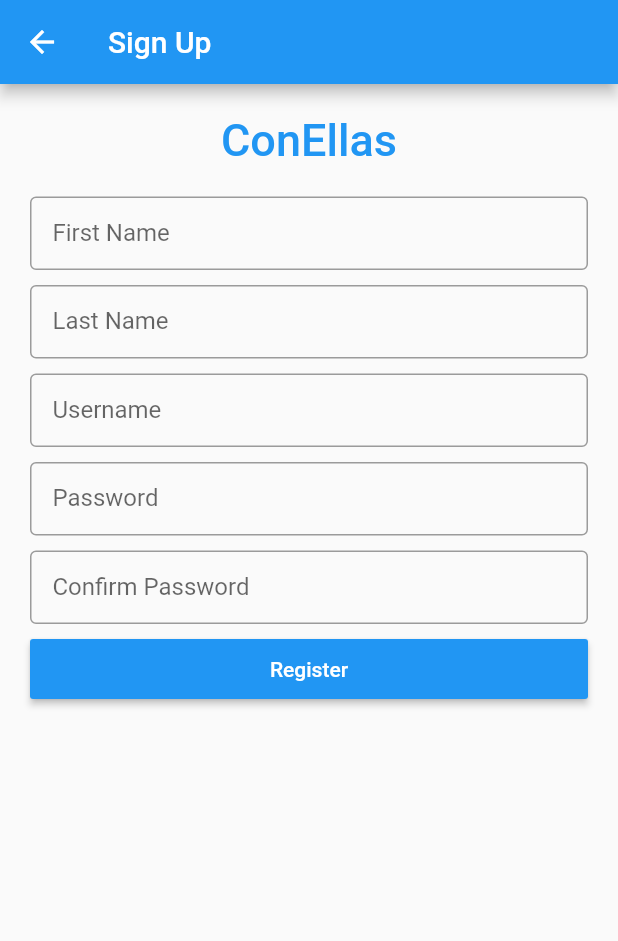
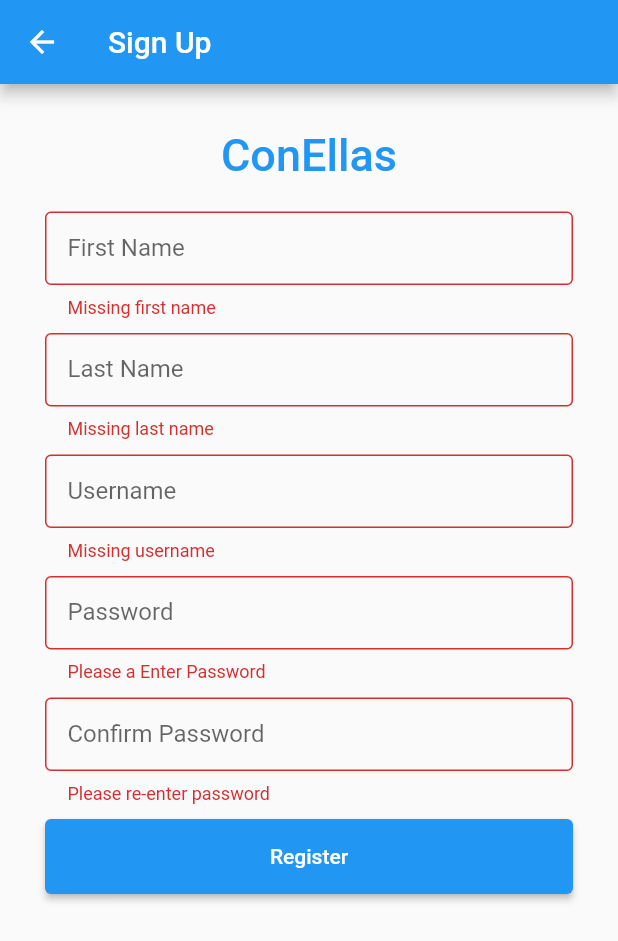
Before and after one commit to egal-finance-pbc/egal, a Flutter app: the SignUpPage screen opened by its route, after a tap on "Register", on a phone screen of 412 x 824 dp. Shown: the top 941 px of the screen. Run offline on Flutter 3.47's test engine with Material 2 defaults, Android fonts, the phone set to English and light mode, and no system bars.

Commit message:
adding password validations

```diff
--- a/mobile/conellas/lib/pages/signup.dart
+++ b/mobile/conellas/lib/pages/signup.dart
@@ -1,4 +1,5 @@
 import 'package:flutter/material.dart';
+
 
 class SignUpPage extends StatefulWidget {
   @override
@@ -13,7 +14,7 @@ class _SignUpPageState extends State<SignUpPage> {
         title: Text('Sign Up'),
       ),
       body: Padding(
-        padding: EdgeInsets.all(10),
+        padding: EdgeInsets.all(20),
         child: ListView(
           children: <Widget>[
             Container(
@@ -28,14 +29,44 @@ class _SignUpPageState extends State<SignUpPage> {
                 ),
               ),
             ),
-            Container(
+            SignInForm(),
+          ],
+        ),
+      ),
+    );
+  }
+}
+
+class SignInForm extends StatefulWidget {
+  @override
+  SignInFormState createState() {
+    return SignInFormState();
+  }
+}
+
+class SignInFormState extends State<SignInForm> {
+  final _formKey = GlobalKey<FormState>();
+
+   //TextController to read text entered in text field
+  final TextEditingController password = TextEditingController();
+  final TextEditingController confirmpassword = TextEditingController();
+
+  @override
+  Widget build(BuildContext context) {
+    return Form(
+      key: _formKey,
+      child: Column(
+        children: [
+          Container(
               padding: EdgeInsets.fromLTRB(10, 10, 10, 0),
               child: TextFormField(
-                validator: (String value){
-                  if(value.trim().length > 150){
-                    return null;
+                validator: (value){
+                  if(value.isEmpty){
+                    return 'Missing first name';
+                  }else if(value.length > 150){
+                    return 'Firts name length exceded';
                   }
-                  return 'Missing first name';
+                  return null;
                 },
                 decoration: InputDecoration(
                   fillColor: Colors.white,
@@ -48,11 +79,13 @@ class _SignUpPageState extends State<SignUpPage> {
             Container(
               padding: EdgeInsets.fromLTRB(10, 10, 10, 0),
               child: TextFormField(
-                validator: (String value){
-                  if(value.trim().length > 150){
-                    return null;
+                validator: (value){
+                  if(value.isEmpty){
+                    return 'Missing last name';
+                  }else if(value.length > 150){
+                    return 'Last name length exceded';
                   }
-                  return 'Missing last name';
+                  return null;
                 },
                 decoration: InputDecoration(
                   fillColor: Colors.white,
@@ -65,11 +98,13 @@ class _SignUpPageState extends State<SignUpPage> {
             Container(
               padding: EdgeInsets.all(10),
               child: TextFormField(
-                validator: (String value){
-                  if(value.trim().length > 150){
-                    return null;
+                validator: (value){
+                  if(value.isEmpty){
+                    return 'Missing username';
+                  }else if(value.length > 150){
+                    return 'Username length exceded';
                   }
-                  return 'Missing username';
+                  return null;
                 },
                 decoration: InputDecoration(
                   fillColor: Colors.white,
@@ -82,9 +117,11 @@ class _SignUpPageState extends State<SignUpPage> {
             Container(
               padding: EdgeInsets.fromLTRB(10, 0, 10, 0),
               child: TextFormField(
-                validator: (value){
+                controller: password,
+                keyboardType: TextInputType.text,
+                validator: (String value){
                   if(value.isEmpty){
-                    return 'Missing password';
+                    return 'Please a Enter Password';
                   }
                   return null;
                 },
@@ -99,7 +136,22 @@ class _SignUpPageState extends State<SignUpPage> {
             ),
             Container(
               padding: EdgeInsets.fromLTRB(10, 10, 10, 0),
-              child: TextField(
+              child: TextFormField(
+                controller: confirmpassword,
+                 keyboardType: TextInputType.text,
+                validator: (String value){
+                  if(value.isEmpty){
+                    return 'Please re-enter password';
+                  }
+                  print(password.text);
+
+                  print(confirmpassword.text);
+
+                  if(password.text!=confirmpassword.text){
+                    return "Password does not match";
+                  }
+                  return null;
+                },
                 obscureText: true,
                 decoration: InputDecoration(
                   fillColor: Colors.white,
@@ -110,18 +162,22 @@ class _SignUpPageState extends State<SignUpPage> {
               ),
             ),
             Container(
-              height: 50,
-              padding: EdgeInsets.fromLTRB(10, 10, 10, 0),
-              child: RaisedButton(
-                textColor: Colors.white,
-                color: Colors.blue,
-                child: Text('Register'),
-                onPressed: () {},
-              ),
+            padding: EdgeInsets.fromLTRB(10, 10, 10, 0),
+            width: double.infinity,
+            height: 60,
+            child: ElevatedButton(
+              onPressed: () {
+
+                if (_formKey.currentState.validate()) {
+                  Scaffold.of(context)
+                    .showSnackBar(SnackBar(content: Text('Sending your information')));
+                }
+              },
+              child: Text('Register'),
             ),
-          ],
-        ),
-      ),
+          ),
+        ],
+      )
     );
   }
 }
```
